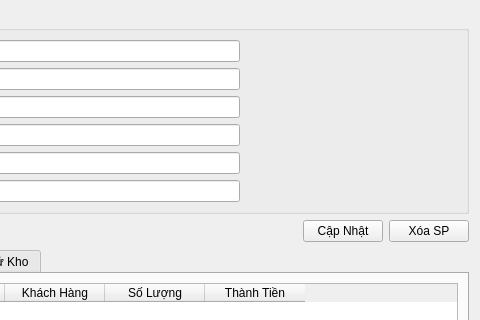
Old version of the form ui/product_detail.ui in the repository thinh-doan/sales-and-warehouse-management-system; both pictures show x 218 to 698 and y 0 to 320 of the 698 by 602 pixel window.
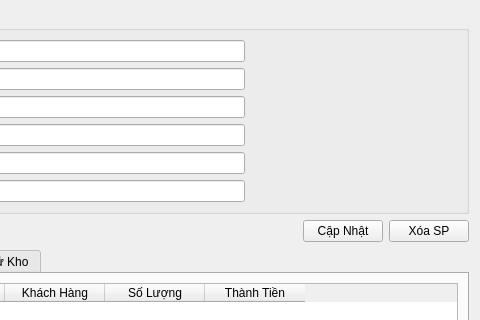
New version of the form. The open tabs and pages were chosen to show the change.

```diff
--- a/ui/product_detail.ui
+++ b/ui/product_detail.ui
@@ -22,7 +22,7 @@
      <property name="title">
       <string>Thông Tin Sản Phẩm</string>
      </property>
-     <layout class="QHBoxLayout" name="horizontalLayout_5" stretch="2,1">
+     <layout class="QHBoxLayout" name="horizontalLayout_5" stretch="2,0">
       <item>
        <layout class="QFormLayout" name="formLayout">
         <item row="0" column="0">
```
Left out of the diff: 38 changed lines with no effect on the pictures.
